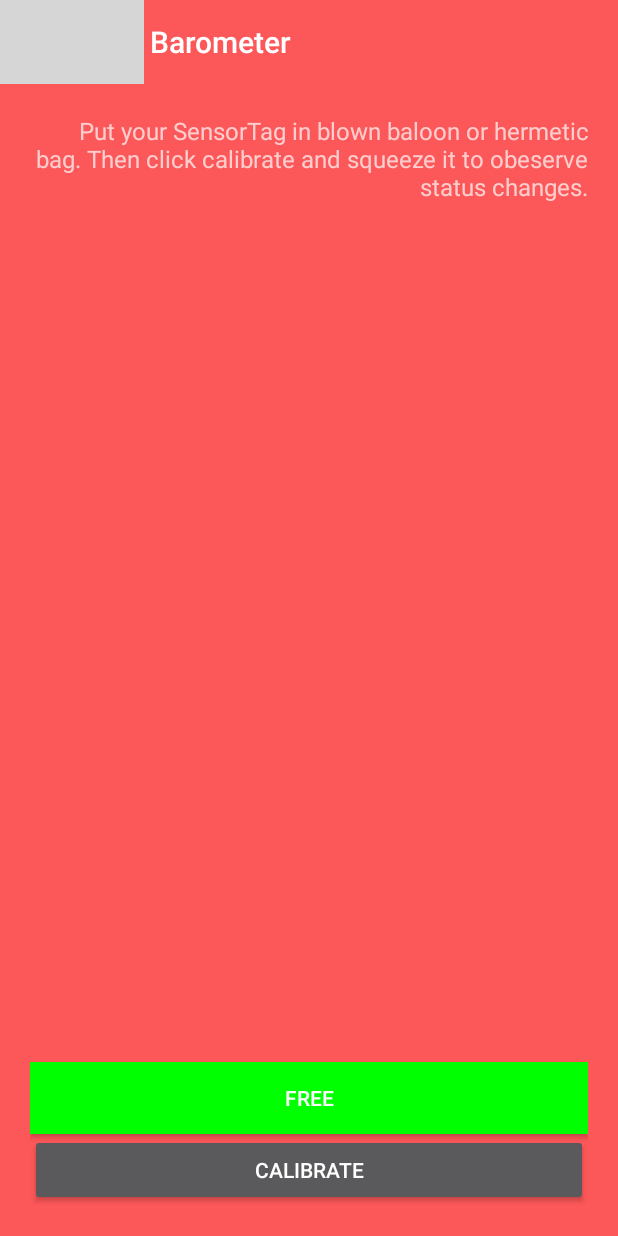
After one commit to jskierbi/BLE_Android_Codepot, an Android app: the PressureActivity screen opened directly, with no data from a screen before it, on a phone screen of 412 x 824 dp. The commit adds this screen. Run offline under Robolectric (Android 15) with nearby library versions, the phone set to English and light mode, and no system bars; our stand-ins replace ButterKnife; 4 statements that could not run were skipped; grey boxes are pictures that could not be loaded.

Commit message:
Pressure example

```diff
--- a/app/src/main/AndroidManifest.xml
+++ b/app/src/main/AndroidManifest.xml
@@ -48,6 +48,8 @@
             android:label="@string/title_activity_button"/>
         <activity android:name=".MagnetometerActivity"
             android:label="@string/title_activity_magnetometer"/>
+        <activity android:name=".PressureActivity"
+            android:label="@string/title_activity_pressure"/>
     </application>
 
 </manifest>
--- a/app/src/main/java/com/zinno/sensortagcodepot/DeviceScanActivity.java
+++ b/app/src/main/java/com/zinno/sensortagcodepot/DeviceScanActivity.java
@@ -167,7 +167,7 @@ public class DeviceScanActivity extends ListActivity
 //        DecideDeviceDialogFragment decideDeviceDialogFragment = DecideDeviceDialogFragment.newInstance(device);
 //        decideDeviceDialogFragment.show(getFragmentManager(), "DecideDeviceDialogFragment");
 
-        Intent intent = new Intent(this, MagnetometerActivity.class);
+        Intent intent = new Intent(this, PressureActivity.class);
         intent.putExtra(BleServiceBindingActivity.EXTRAS_DEVICE_NAME, "Acceleration Sensor");
         intent.putExtra(BleServiceBindingActivity.EXTRAS_DEVICE_ADDRESS, device.getAddress());
 //        ArrayList<String> devicesAddresses = new ArrayList<>();
--- /dev/null
+++ b/app/src/main/java/com/zinno/sensortagcodepot/PressureActivity.java
@@ -0,0 +1,164 @@
+package com.zinno.sensortagcodepot;
+
+import android.os.Bundle;
+import android.support.v7.widget.Toolbar;
+import android.util.Log;
+import android.view.Menu;
+import android.view.MenuItem;
+import android.view.View;
+import android.widget.Button;
+import android.widget.ToggleButton;
+
+import com.zinno.sensortaglibrary.BleService;
+import com.zinno.sensortaglibrary.BleServiceBindingActivity;
+import com.zinno.sensortaglibrary.sensor.TiPressureSensor;
+import com.zinno.sensortaglibrary.sensor.TiSensor;
+import com.zinno.sensortaglibrary.sensor.TiSensors;
+
+import java.util.ArrayList;
+
+import butterknife.ButterKnife;
+import butterknife.InjectView;
+
+
+public class PressureActivity extends BleServiceBindingActivity {
+    private static final String TAG = PressureActivity.class.getSimpleName();
+    private static final double OFFSET = 2000;//in Pascals
+
+    @InjectView(R.id.b_calibrate)
+    Button calibrateButton;
+
+    @InjectView(R.id.tb_free_occupied)
+    ToggleButton freeOccupiedToggleButton;
+
+    @InjectView(R.id.action_bar)
+    Toolbar toolbar;
+
+    private enum State {
+        FREE,
+        OCCUPIED
+    }
+
+    private State state = State.FREE;
+
+    private double lastValue;
+    private TiSensor<?> pressureSensor;
+    private ArrayList<Double> calibrateValues;
+    private double environmentCalibrateValue;
+    boolean calibrateEnv;
+    private boolean sensorEnabled = false;
+
+    @Override
+    public void onCreate(Bundle savedInstanceState) {
+        super.onCreate(savedInstanceState);
+        setContentView(R.layout.activity_pressure);
+
+        ButterKnife.inject(this);
+        pressureSensor = TiSensors.getSensor(TiPressureSensor.UUID_SERVICE);
+        calibrateValues = new ArrayList<>();
+
+        calibrateButton.setOnClickListener(new View.OnClickListener() {
+            @Override
+            public void onClick(View v) {
+                calibrateValues = new ArrayList<>();
+                calibrateEnv = true;
+            }
+        });
+
+        toolbar.setNavigationIcon(getResources().getDrawable(R.drawable.abc_ic_ab_back_mtrl_am_alpha));
+        toolbar.setNavigationOnClickListener(new View.OnClickListener() {
+            @Override
+            public void onClick(View v) {
+                PressureActivity.this.finish();
+            }
+        });
+        toolbar.setTitle(R.string.barometer_sample_name);
+    }
+
+    @Override
+    protected void onPause() {
+        super.onPause();
+
+        BleService bleService = getBleService();
+        if (bleService != null && sensorEnabled) {
+            getBleService().enableSensor(getDeviceAddress(), pressureSensor, false);
+        }
+    }
+
+    @Override
+    public void onServiceDiscovered(String deviceAddress) {
+        sensorEnabled = true;
+        Log.d(TAG, "onServiceDiscovered");
+
+        getBleService().enableSensor(deviceAddress, pressureSensor, true);
+    }
+
+    @Override
+    public void onDataAvailable(String deviceAddress, String serviceUuid, String characteristicUUid, String text, Object data) {
+        Log.d(TAG, String.format("DeviceAddress: %s,ServiceUUID: %s, CharacteristicUUIS: %s", deviceAddress, serviceUuid, characteristicUUid));
+        Log.d(TAG, String.format("Data: %s", text));
+
+
+        TiSensor<?> tiSensor = TiSensors.getSensor(serviceUuid);
+        final TiPressureSensor tiPressureSensor = (TiPressureSensor) tiSensor;
+        Double pressureValue = tiPressureSensor.getData();
+
+        if (calibrateEnv) {
+            calibrateValues.add(pressureValue);
+        } else {
+            double value = pressureValue - environmentCalibrateValue;
+
+            switch (state) {
+                case FREE:
+                    if (value - lastValue > OFFSET) {
+                        state = State.OCCUPIED;
+                        lastValue = value;
+                    }
+                    break;
+                case OCCUPIED:
+                    if (lastValue - value > OFFSET) {
+                        state = State.FREE;
+                        lastValue = value;
+                    }
+                    break;
+            }
+
+            freeOccupiedToggleButton.setChecked(state == State.OCCUPIED);
+
+        }
+        if (calibrateEnv && calibrateValues.size() > 3) {
+
+            double calibrateValue = 0;
+            for (double value : calibrateValues) {
+                calibrateValue += value / calibrateValues.size();
+            }
+
+            environmentCalibrateValue = calibrateValue;
+            lastValue = calibrateValue;
+            calibrateEnv = false;
+        }
+    }
+
+
+    @Override
+    public boolean onCreateOptionsMenu(Menu menu) {
+        // Inflate the menu; this adds items to the action bar if it is present.
+        getMenuInflater().inflate(R.menu.menu_humidity, menu);
+        return true;
+    }
+
+    @Override
+    public boolean onOptionsItemSelected(MenuItem item) {
+        // Handle action bar item clicks here. The action bar will
+        // automatically handle clicks on the Home/Up button, so long
+        // as you specify a parent activity in AndroidManifest.xml.
+        int id = item.getItemId();
+
+        //noinspection SimplifiableIfStatement
+        if (id == R.id.action_settings) {
+            return true;
+        }
+
+        return super.onOptionsItemSelected(item);
+    }
+}
--- /dev/null
+++ b/app/src/main/res/drawable/free_occupied.xml
@@ -0,0 +1,6 @@
+<?xml version="1.0" encoding="utf-8"?>
+<selector xmlns:android="http://schemas.android.com/apk/res/android">
+    <item android:state_checked="true" android:drawable="@color/red" />
+    <item android:drawable="@color/green" />
+
+</selector>
--- /dev/null
+++ b/app/src/main/res/layout/activity_pressure.xml
@@ -0,0 +1,62 @@
+<LinearLayout xmlns:android="http://schemas.android.com/apk/res/android"
+    xmlns:app="http://schemas.android.com/apk/res-auto"
+    xmlns:tools="http://schemas.android.com/tools"
+    android:layout_width="match_parent"
+    android:layout_height="match_parent"
+    android:background="@color/colorPrimary"
+    android:orientation="vertical"
+    android:keepScreenOn="true"
+    tools:context="com.zinno.mceconf.samples.PressureActivity">
+
+    <android.support.v7.widget.Toolbar
+        android:id="@+id/action_bar"
+        style="@style/ViewerToolbarStyle"
+        android:layout_width="match_parent"
+        android:layout_height="?attr/actionBarSize"
+        app:navigationContentDescription="@string/abc_action_bar_up_description" />
+
+    <LinearLayout
+        android:layout_width="match_parent"
+        android:layout_height="0dp"
+        android:layout_margin="20dp"
+        android:layout_weight="1"
+        android:orientation="vertical">
+
+        <LinearLayout
+            android:layout_width="match_parent"
+            android:layout_height="wrap_content"
+            android:orientation="horizontal">
+
+            <TextView
+                android:layout_width="0dp"
+                android:layout_height="match_parent"
+                android:layout_weight="1"
+                android:gravity="right|center_vertical"
+                android:text="Put your SensorTag in blown baloon or hermetic bag. Then click calibrate and squeeze it to obeserve status changes."
+                android:textSize="16dp" />
+
+        </LinearLayout>
+
+        <Space
+            android:layout_width="match_parent"
+            android:layout_height="0dp"
+            android:layout_weight="1" />
+
+        <ToggleButton
+            android:id="@+id/tb_free_occupied"
+            android:layout_width="match_parent"
+            android:layout_height="wrap_content"
+            android:background="@drawable/free_occupied"
+
+            android:textOff="Free"
+            android:textOn="Occupied" />
+
+        <Button
+            android:id="@+id/b_calibrate"
+            android:layout_width="match_parent"
+            android:layout_height="wrap_content"
+            android:text="Calibrate" />
+    </LinearLayout>
+
+
+</LinearLayout>
--- a/app/src/main/res/values/strings.xml
+++ b/app/src/main/res/values/strings.xml
@@ -30,4 +30,6 @@
     <string name="title_activity_button">KeysExample</string>
     <string name="magnetometer_sample_name">Magnetometer</string>
     <string name="title_activity_magnetometer">Magnetometer Activity</string>
+    <string name="barometer_sample_name">Barometer</string>
+    <string name="title_activity_pressure">PressureActivity</string>
 </resources>
--- a/sensortaglibrary/src/main/java/com/zinno/sensortaglibrary/sensor/TiSensors.java
+++ b/sensortaglibrary/src/main/java/com/zinno/sensortaglibrary/sensor/TiSensors.java
@@ -16,6 +16,7 @@ public class TiSensors {
         final TiTemperatureSensor temperatureSensor = new TiTemperatureSensor();
         final TiKeysSensor keysSensor = new TiKeysSensor();
         final TiMagnetometerSensor magnetometerSensor = new TiMagnetometerSensor();
+        final TiPressureSensor pressureSensor = new TiPressureSensor();
 
         SENSORS.put(accelerometerSensor.getServiceUUID(), accelerometerSensor);
         SENSORS.put(gyroscopeSensor.getServiceUUID(), gyroscopeSensor);
@@ -23,6 +24,7 @@ public class TiSensors {
         SENSORS.put(temperatureSensor.getServiceUUID(), temperatureSensor);
         SENSORS.put(keysSensor.getServiceUUID(), keysSensor);
         SENSORS.put(magnetometerSensor.getServiceUUID(), magnetometerSensor);
+        SENSORS.put(pressureSensor.getServiceUUID(), pressureSensor);
     }
 
     public static TiSensor<?> getSensor(String uuid) {
```
Also changed, not shown: sensortaglibrary/src/main/java/com/zinno/sensortaglibrary/sensor/TiPressureSensor.java (added, +115 -0 lines).
